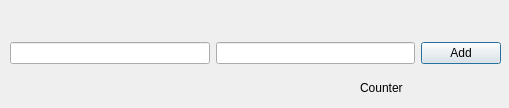
Before: the Qt Designer form Learn_Words_App_0_0_1/addoneword.ui in Sautenko-Andrey/learn_words_app, drawn with Qt 5.
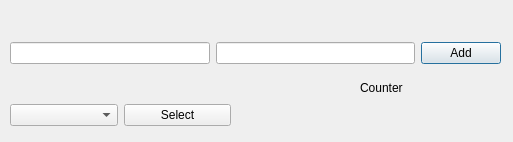
After: the same form once the commit is applied.

What changed in the file:
```diff
--- a/Learn_Words_App_0_0_1/addoneword.ui
+++ b/Learn_Words_App_0_0_1/addoneword.ui
@@ -6,8 +6,8 @@
    <rect>
     <x>0</x>
     <y>0</y>
-    <width>509</width>
-    <height>108</height>
+    <width>513</width>
+    <height>142</height>
    </rect>
   </property>
   <property name="windowTitle">
@@ -57,6 +57,28 @@
     </item>
    </layout>
   </widget>
+  <widget class="QWidget" name="">
+   <property name="geometry">
+    <rect>
+     <x>10</x>
+     <y>100</y>
+     <width>221</width>
+     <height>31</height>
+    </rect>
+   </property>
+   <layout class="QHBoxLayout" name="horizontalLayout_2">
+    <item>
+     <widget class="QComboBox" name="modeComboBox"/>
+    </item>
+    <item>
+     <widget class="QPushButton" name="selectButton">
+      <property name="text">
+       <string>Select</string>
+      </property>
+     </widget>
+    </item>
+   </layout>
+  </widget>
  </widget>
  <resources/>
  <connections/>
```
Left out of the diff: 2 changed lines with no effect on the pictures.
